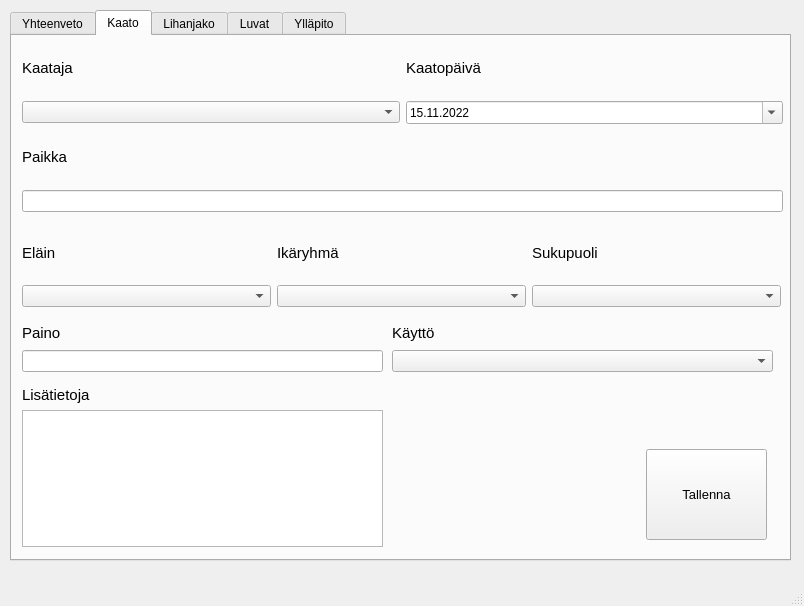
First picture: the form in MultiPageMainWindow.ui, repository janlevea/hirviporukka, before the edit.
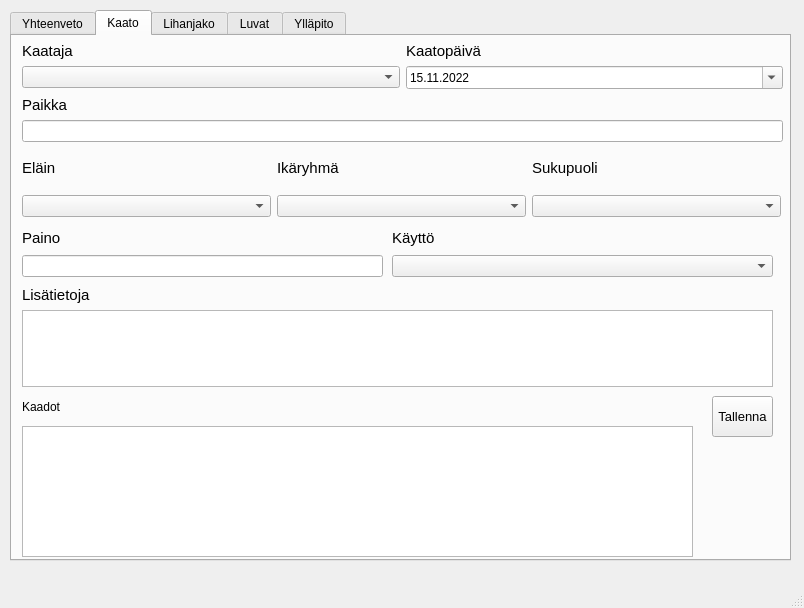
Second picture: the form after the edit. The open tabs and pages were chosen to show the change.

Commit message: Puuttuva kaatosivun taulu lisätty

What changed in the file:
```diff
--- a/MultiPageMainWindow.ui
+++ b/MultiPageMainWindow.ui
@@ -7,7 +7,7 @@
     <x>0</x>
     <y>0</y>
     <width>804</width>
-    <height>606</height>
+    <height>608</height>
    </rect>
   </property>
   <property name="windowTitle">
@@ -134,10 +134,10 @@
      <widget class="QPushButton" name="saveShotPushButton">
       <property name="geometry">
        <rect>
-        <x>634</x>
-        <y>413</y>
-        <width>121</width>
-        <height>91</height>
+        <x>700</x>
+        <y>360</y>
+        <width>61</width>
+        <height>41</height>
        </rect>
       </property>
       <property name="font">
@@ -153,9 +153,9 @@
       <property name="geometry">
        <rect>
         <x>10</x>
-        <y>190</y>
+        <y>110</y>
         <width>759</width>
-        <height>81</height>
+        <height>71</height>
        </rect>
       </property>
       <layout class="QVBoxLayout" name="verticalLayout_4">
@@ -232,13 +232,36 @@
        </item>
       </layout>
      </widget>
+     <widget class="QTableWidget" name="killsKillsTableWidget">
+      <property name="geometry">
+       <rect>
+        <x>10</x>
+        <y>390</y>
+        <width>671</width>
+        <height>131</height>
+       </rect>
+      </property>
+     </widget>
+     <widget class="QLabel" name="label">
+      <property name="geometry">
+       <rect>
+        <x>10</x>
+        <y>360</y>
+        <width>241</width>
+        <height>21</height>
+       </rect>
+      </property>
+      <property name="text">
+       <string>Kaadot</string>
+      </property>
+     </widget>
      <widget class="QWidget" name="">
       <property name="geometry">
        <rect>
         <x>10</x>
         <y>5</y>
         <width>761</width>
-        <height>171</height>
+        <height>101</height>
        </rect>
       </property>
       <layout class="QVBoxLayout" name="verticalLayout_8">
@@ -341,9 +364,9 @@
       <property name="geometry">
        <rect>
         <x>10</x>
-        <y>350</y>
-        <width>361</width>
-        <height>161</height>
+        <y>250</y>
+        <width>751</width>
+        <height>101</height>
        </rect>
       </property>
       <layout class="QVBoxLayout" name="verticalLayout_9">
@@ -377,7 +400,7 @@
       <property name="geometry">
        <rect>
         <x>10</x>
-        <y>285</y>
+        <y>190</y>
         <width>361</width>
         <height>51</height>
        </rect>
@@ -410,7 +433,7 @@
       <property name="geometry">
        <rect>
         <x>380</x>
-        <y>285</y>
+        <y>190</y>
         <width>381</width>
         <height>51</height>
        </rect>
```
Left out of the diff: 2 changed lines with no effect on the pictures.
